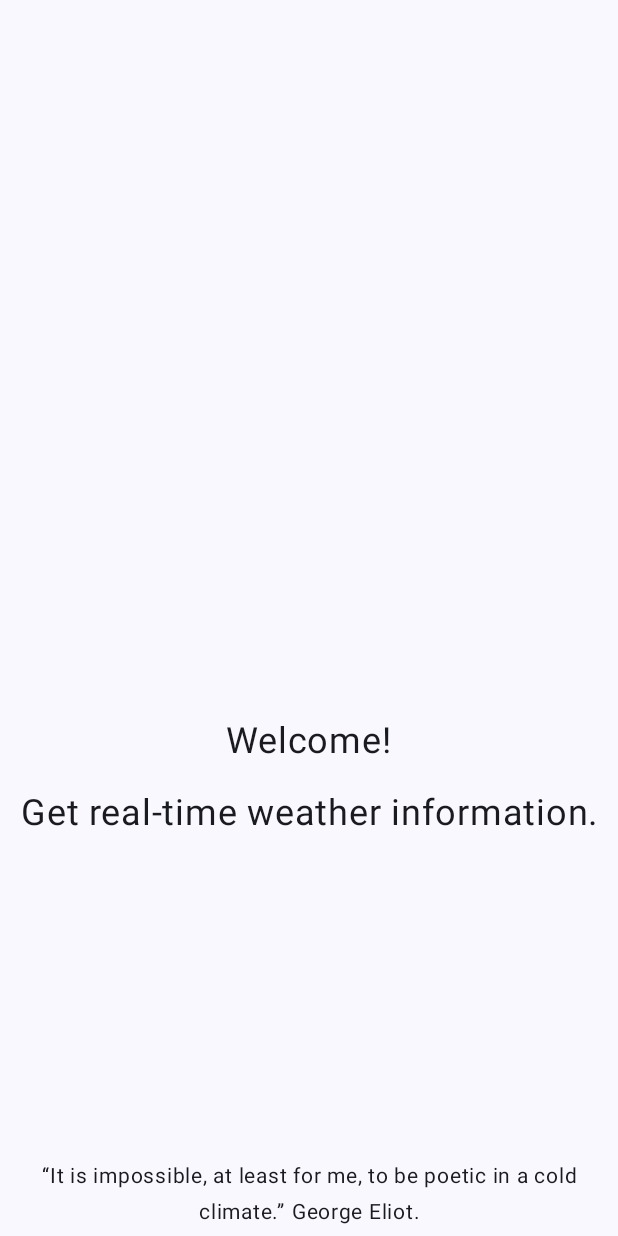
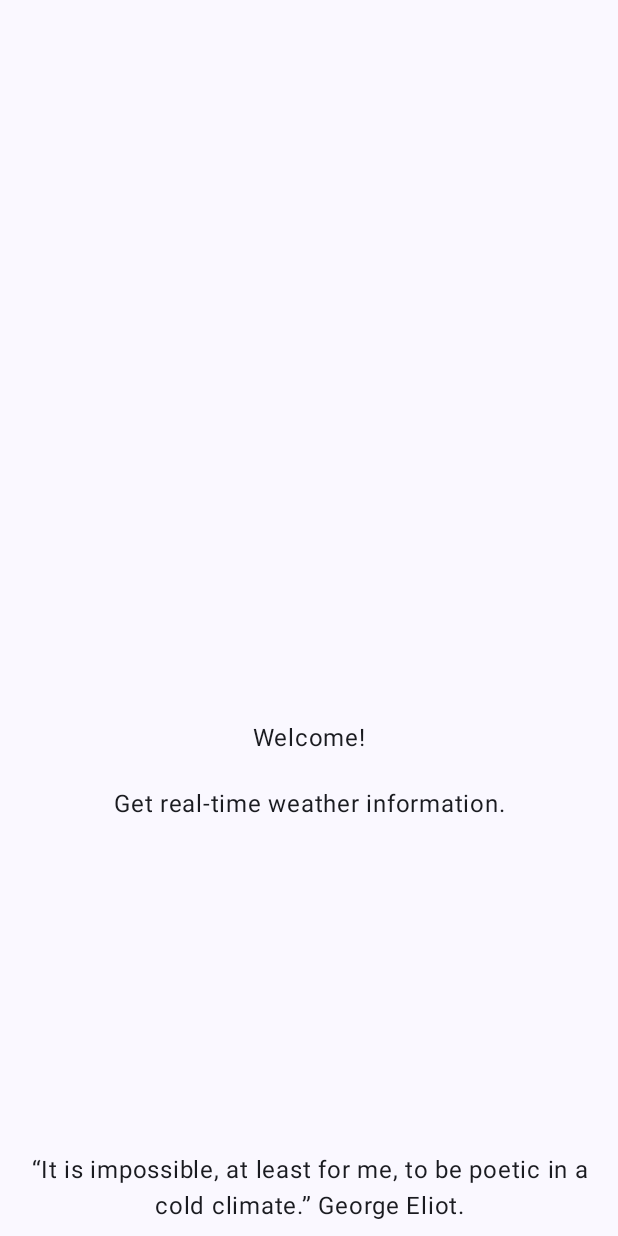
Before and after one commit to ifMaxi/Weather-Compose, an Android app built with Jetpack Compose: the screen it shows after launch (MainActivity), on a phone screen of 412 x 824 dp. Run offline under Robolectric (Android 15) with nearby library versions, the phone set to English and light mode, and no system bars; our stand-ins replace Dagger/Hilt's generated code.

Commit message:
Removed custom fonts and some ui changes

```diff
--- a/app/src/main/java/com/maxidev/weather/ui/presentation/WeatherStartScreen.kt
+++ b/app/src/main/java/com/maxidev/weather/ui/presentation/WeatherStartScreen.kt
@@ -9,7 +9,6 @@ import androidx.compose.foundation.layout.fillMaxSize
 import androidx.compose.foundation.layout.fillMaxWidth
 import androidx.compose.foundation.layout.padding
 import androidx.compose.foundation.layout.size
-import androidx.compose.material3.MaterialTheme
 import androidx.compose.material3.Text
 import androidx.compose.runtime.Composable
 import androidx.compose.runtime.getValue
@@ -55,13 +54,11 @@ fun WeatherStartScreen(
                 .size(260.dp)
         )
         Text(
-            text = stringResource(id = R.string.welcome),
-            style = MaterialTheme.typography.titleMedium
+            text = stringResource(id = R.string.welcome)
         )
         Text(
             text = stringResource(id = R.string.information_welcome_text),
-            textAlign = TextAlign.Center,
-            style = MaterialTheme.typography.titleMedium
+            textAlign = TextAlign.Center
         )
         Spacer(modifier = Modifier.weight(1f))
         Box(
@@ -72,8 +69,7 @@ fun WeatherStartScreen(
         ) {
             Text(
                 text = ClimatePhrases.listOfPhrases,
-                textAlign = TextAlign.Center,
-                style = MaterialTheme.typography.bodySmall
+                textAlign = TextAlign.Center
             )
         }
     }
--- a/app/src/main/java/com/maxidev/weather/ui/presentation/components/ErrorScreen.kt
+++ b/app/src/main/java/com/maxidev/weather/ui/presentation/components/ErrorScreen.kt
@@ -5,7 +5,6 @@ import androidx.compose.foundation.layout.Column
 import androidx.compose.foundation.layout.Spacer
 import androidx.compose.foundation.layout.fillMaxSize
 import androidx.compose.foundation.layout.padding
-import androidx.compose.material3.MaterialTheme
 import androidx.compose.material3.Text
 import androidx.compose.runtime.Composable
 import androidx.compose.runtime.getValue
@@ -47,8 +46,7 @@ fun ErrorScreen(
             progress = { progress }
         )
         Text(
-            text = stringResource(id = errorText),
-            style = MaterialTheme.typography.titleMedium
+            text = stringResource(id = errorText)
         )
         Spacer(modifier = Modifier.weight(1f))
         WeatherButton(
--- a/app/src/main/java/com/maxidev/weather/ui/presentation/components/ReusableWeatherComponents.kt
+++ b/app/src/main/java/com/maxidev/weather/ui/presentation/components/ReusableWeatherComponents.kt
@@ -7,7 +7,6 @@ import androidx.compose.foundation.layout.Row
 import androidx.compose.foundation.layout.fillMaxWidth
 import androidx.compose.foundation.layout.padding
 import androidx.compose.foundation.layout.size
-import androidx.compose.material3.MaterialTheme
 import androidx.compose.material3.Text
 import androidx.compose.runtime.Composable
 import androidx.compose.ui.Alignment
@@ -68,8 +67,7 @@ fun SectionsWeather(
         horizontalArrangement = Arrangement.Start
     ) {
         Text(
-            text = stringResource(id = overview),
-            style = MaterialTheme.typography.titleLarge
+            text = stringResource(id = overview)
         )
     }
 }
--- a/app/src/main/java/com/maxidev/weather/ui/presentation/previews/AppPreviews.kt
+++ b/app/src/main/java/com/maxidev/weather/ui/presentation/previews/AppPreviews.kt
@@ -55,7 +55,10 @@ private fun CurrentConditionsPreview() {
             CurrentConditions(
                 uv = "7",
                 wind = "12.5",
-                humidity = "48"
+                humidity = "48",
+                cloudCover = "",
+                pressure = "",
+                precipitation = ""
             )
         }
     }
--- a/app/src/main/java/com/maxidev/weather/ui/theme/Type.kt
+++ b/app/src/main/java/com/maxidev/weather/ui/theme/Type.kt
@@ -28,74 +28,11 @@ val montserratFamily = FontFamily(
 
 // Set of Material typography styles to start with
 val Typography = Typography(
-    bodySmall = TextStyle(
-        fontFamily = montserratFamily,
-        fontWeight = FontWeight.Normal,
-        fontSize = 14.sp,
-        lineHeight = 24.sp,
-        letterSpacing = 0.5.sp
-    ),
-    bodyMedium = TextStyle(
-        fontFamily = montserratFamily,
+    bodyLarge = TextStyle(
+        fontFamily = FontFamily.SansSerif,
         fontWeight = FontWeight.Normal,
         fontSize = 16.sp,
         lineHeight = 24.sp,
         letterSpacing = 0.5.sp
-    ),
-    bodyLarge = TextStyle(
-        fontFamily = montserratFamily,
-        fontWeight = FontWeight.Normal,
-        fontSize = 20.sp,
-        lineHeight = 24.sp,
-        letterSpacing = 0.5.sp
-    ),
-    titleMedium = TextStyle(
-        fontFamily = montserratFamily,
-        fontWeight = FontWeight.Normal,
-        fontSize = 24.sp,
-        lineHeight = 24.sp,
-        letterSpacing = 0.5.sp
-    ),
-    titleLarge = TextStyle(
-        fontFamily = montserratFamily,
-        fontWeight = FontWeight.Medium,
-        fontSize = 28.sp,
-        lineHeight = 24.sp,
-        letterSpacing = 0.5.sp
-    ),
-    headlineSmall = TextStyle(
-        fontFamily = montserratFamily,
-        fontWeight = FontWeight.Medium,
-        fontSize = 32.sp,
-        lineHeight = 24.sp,
-        letterSpacing = 0.5.sp
-    ),
-    headlineMedium = TextStyle(
-        fontFamily = montserratFamily,
-        fontWeight = FontWeight.Medium,
-        fontSize = 36.sp,
-        lineHeight = 24.sp,
-        letterSpacing = 0.5.sp
-    ),
-    headlineLarge = TextStyle(
-        fontFamily = montserratFamily,
-        fontWeight = FontWeight.SemiBold,
-        fontSize = 40.sp,
-        lineHeight = 24.sp,
-        letterSpacing = 0.5.sp
-    ),
-    displaySmall = TextStyle(
-        fontFamily = montserratFamily,
-        fontWeight = FontWeight.SemiBold,
-        fontSize = 44.sp,
-        lineHeight = 24.sp,
-        letterSpacing = 0.5.sp
-    ),
-    displayMedium = TextStyle(
-        fontFamily = montserratFamily,
-        fontWeight = FontWeight.Bold,
-        fontSize = 46.sp,
-        lineHeight = 24.sp,
-        letterSpacing = 0.5.sp
     )
 )
```
Also changed, not shown: app/src/main/java/com/maxidev/weather/ui/presentation/WeatherScreen.kt (+28 -16 lines), app/src/main/java/com/maxidev/weather/ui/presentation/components/WeatherScreenComponents.kt (+131 -85 lines).
